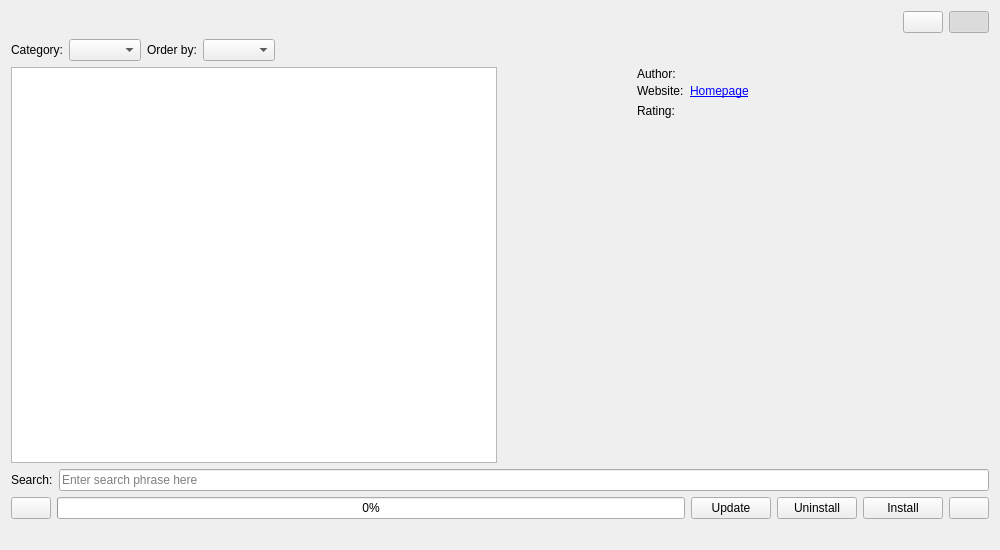
First picture: the form in plugins/extensions/resourcemanager/wdgdlgcontentdownloader.ui, repository KDE/krita, before the edit.
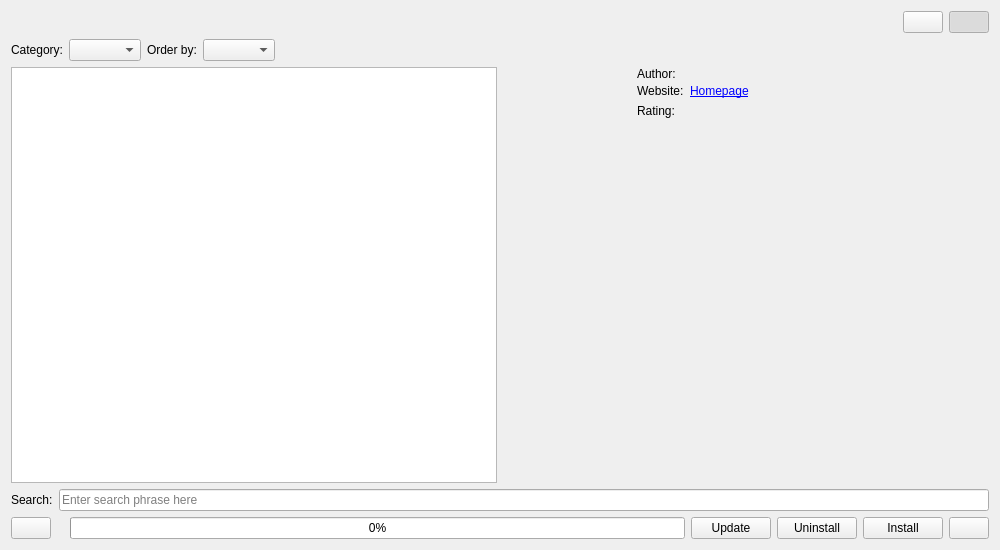
Second picture: the form after the edit. Custom widgets are drawn as their Qt base class.

Commit message: Change in alignment of m_statusLabel for progressbar

Diff of the .ui file:
```diff
--- a/plugins/extensions/resourcemanager/wdgdlgcontentdownloader.ui
+++ b/plugins/extensions/resourcemanager/wdgdlgcontentdownloader.ui
@@ -330,6 +330,13 @@
      <item>
       <widget class="QPushButton" name="backButton"/>
      </item>
+     <item>
+      <widget class="QLabel" name="m_statusLabel">
+       <property name="text">
+        <string/>
+       </property>
+      </widget>
+     </item>
      <item>
       <widget class="QProgressBar" name="progressBar">
        <property name="value">
@@ -372,13 +379,6 @@
      </item>
     </layout>
    </item>
-   <item>
-    <widget class="QLabel" name="m_statusLabel">
-     <property name="text">
-      <string/>
-     </property>
-    </widget>
-   </item>
   </layout>
  </widget>
  <customwidgets>
```
